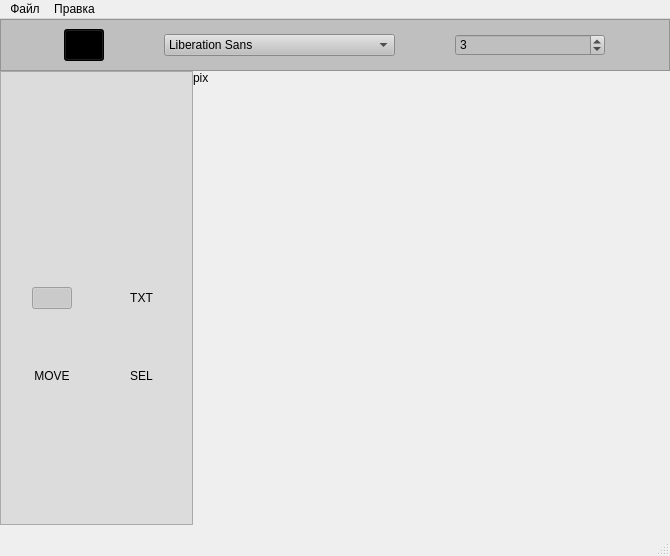
First picture: the form in MainWindow.ui, repository Hamjoshua/PyPaint, before the edit.
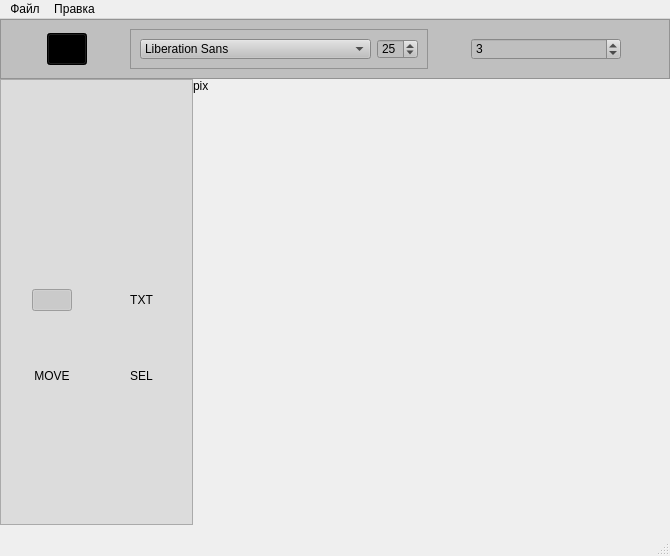
Second picture: the form after the edit. Icons and pictures are not drawn.

Commit message: +История. +Размер для текста.

Diff of the .ui file:
```diff
--- a/MainWindow.ui
+++ b/MainWindow.ui
@@ -54,6 +54,12 @@
        <enum>QFrame::Raised</enum>
       </property>
       <layout class="QHBoxLayout" name="horizontalLayout">
+       <property name="spacing">
+        <number>6</number>
+       </property>
+       <property name="sizeConstraint">
+        <enum>QLayout::SetDefaultConstraint</enum>
+       </property>
        <item>
         <widget class="QPushButton" name="choose_color">
          <property name="sizePolicy">
@@ -77,20 +83,72 @@
         </widget>
        </item>
        <item>
-        <widget class="QFontComboBox" name="fontComboBox">
+        <widget class="QFrame" name="frame">
          <property name="sizePolicy">
           <sizepolicy hsizetype="Fixed" vsizetype="Fixed">
            <horstretch>0</horstretch>
            <verstretch>0</verstretch>
           </sizepolicy>
          </property>
-         <property name="editable">
-          <bool>false</bool>
+         <property name="minimumSize">
+          <size>
+           <width>0</width>
+           <height>40</height>
+          </size>
          </property>
+         <property name="frameShape">
+          <enum>QFrame::StyledPanel</enum>
+         </property>
+         <property name="frameShadow">
+          <enum>QFrame::Raised</enum>
+         </property>
+         <layout class="QFormLayout" name="formLayout">
+          <item row="0" column="0">
+           <widget class="QFontComboBox" name="fontComboBox">
+            <property name="sizePolicy">
+             <sizepolicy hsizetype="Fixed" vsizetype="Fixed">
+              <horstretch>0</horstretch>
+              <verstretch>0</verstretch>
+             </sizepolicy>
+            </property>
+            <property name="editable">
+             <bool>false</bool>
+            </property>
+           </widget>
+          </item>
+          <item row="0" column="1">
+           <widget class="QSpinBox" name="choose_font_point">
+            <property name="sizePolicy">
+             <sizepolicy hsizetype="Fixed" vsizetype="Fixed">
+              <horstretch>0</horstretch>
+              <verstretch>0</verstretch>
+             </sizepolicy>
+            </property>
+            <property name="contextMenuPolicy">
+             <enum>Qt::DefaultContextMenu</enum>
+            </property>
+            <property name="layoutDirection">
+             <enum>Qt::LeftToRight</enum>
+            </property>
+            <property name="minimum">
+             <number>1</number>
+            </property>
+            <property name="maximum">
+             <number>50</number>
+            </property>
+            <property name="stepType">
+             <enum>QAbstractSpinBox::AdaptiveDecimalStepType</enum>
+            </property>
+            <property name="value">
+             <number>25</number>
+            </property>
+           </widget>
+          </item>
+         </layout>
         </widget>
        </item>
        <item>
-        <widget class="QSpinBox" name="choose_font_point">
+        <widget class="QSpinBox" name="choose_size_of_tool">
          <property name="sizePolicy">
           <sizepolicy hsizetype="Fixed" vsizetype="Fixed">
            <horstretch>0</horstretch>
```
The commit also changes 1 other file.
